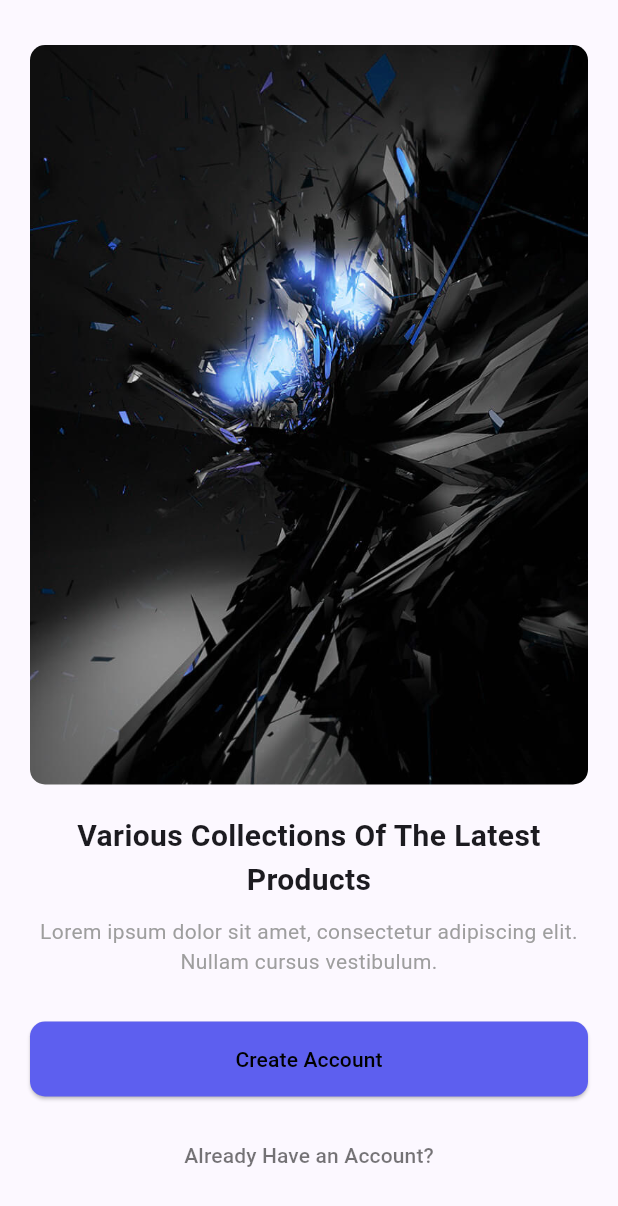
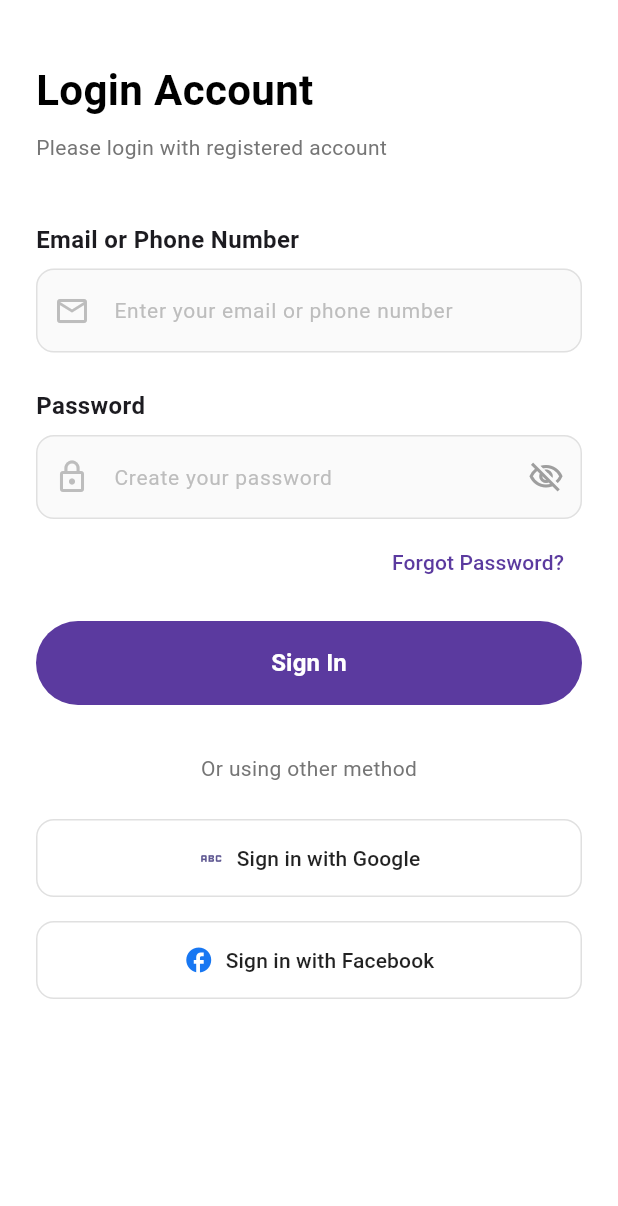
Before and after one commit to Abdullah-Bashaaib/designersplatform, a Flutter app: the screen it shows after launch, after a tap on "Already Have an Account?", on a phone screen of 412 x 824 dp. Shown: the top 1206 px of the screen. Run offline on Flutter 3.47's test engine with Material 3 defaults, Android fonts, the phone set to English and light mode, and no system bars; our stand-ins replace dartz, get, internet_connection_checker; accounts and stored records are empty.

Commit message:
إضافة صفحة تسجيل الدخول مع حقول الإدخال وزر تسجيل الدخول؛ تحسين تصميم حقل النص

```diff
--- /dev/null
+++ b/lib/features/auth/presentation/pages/login_page.dart
@@ -0,0 +1,213 @@
+import 'package:designers_platform/features/auth/presentation/pages/widget/build_text_field.dart';
+import 'package:flutter/material.dart';
+
+class LoginScreen extends StatefulWidget {
+  const LoginScreen({super.key});
+
+  @override
+  State<LoginScreen> createState() => _LoginScreenState();
+}
+
+class _LoginScreenState extends State<LoginScreen> {
+  final TextEditingController _emailController = TextEditingController();
+  final TextEditingController _passwordController = TextEditingController();
+  bool _obscurePassword = true;
+  final _formKey = GlobalKey<FormState>();
+
+  @override
+  void dispose() {
+    _emailController.dispose();
+    _passwordController.dispose();
+    super.dispose();
+  }
+
+  @override
+  Widget build(BuildContext context) {
+    return Scaffold(
+      backgroundColor: Colors.white,
+      body: SafeArea(
+        child: Column(
+          children: [
+            Expanded(
+              child: SingleChildScrollView(
+                padding: const EdgeInsets.symmetric(horizontal: 24.0),
+                child: Form(
+                  key: _formKey,
+                  child: Column(
+                    crossAxisAlignment: CrossAxisAlignment.start,
+                    children: [
+                      const SizedBox(height: 40),
+                      const Text(
+                        'Login Account',
+                        style: TextStyle(
+                          fontSize: 28,
+                          fontWeight: FontWeight.bold,
+                          color: Colors.black,
+                        ),
+                      ),
+                      const SizedBox(height: 8),
+                      Text(
+                        'Please login with registered account',
+                        style: TextStyle(
+                          fontSize: 14,
+                          color: Colors.grey[600],
+                        ),
+                      ),
+                      const SizedBox(height: 40),
+                      BuildTextField(
+                        controller: _emailController,
+                        hintText: 'Enter your email or phone number',
+                        prefixIcon: Icons.email_outlined,
+                        label: 'Email or Phone Number',
+                        keyboardType: TextInputType.emailAddress,
+                      ),
+                      const SizedBox(height: 24),
+                      BuildTextField(
+                        controller: _passwordController,
+                        hintText: 'Create your password',
+                        prefixIcon: Icons.lock_outline,
+                        label: 'Password',
+                        obscureText: _obscurePassword,
+                        suffixIcon: IconButton(
+                          icon: Icon(
+                            _obscurePassword
+                                ? Icons.visibility_off_outlined
+                                : Icons.visibility_outlined,
+                            color: Colors.grey,
+                          ),
+                          onPressed: () {
+                            setState(() {
+                              _obscurePassword = !_obscurePassword;
+                            });
+                          },
+                        ),
+                      ),
+                      const SizedBox(height: 5),
+                      Align(
+                        alignment: Alignment.centerRight,
+                        child: TextButton(
+                          onPressed: () {
+                            // Handle forgot password
+                          },
+                          child: const Text(
+                            'Forgot Password?',
+                            style: TextStyle(
+                              color: Color(0xFF5B3A9F),
+                              fontSize: 14,
+                              fontWeight: FontWeight.w500,
+                            ),
+                          ),
+                        ),
+                      ),
+                      const SizedBox(height: 15),
+                      SizedBox(
+                        width: double.infinity,
+                        height: 56,
+                        child: ElevatedButton(
+                          onPressed: () {
+                            if (_formKey.currentState!.validate()) {}
+                          },
+                          style: ElevatedButton.styleFrom(
+                            backgroundColor: const Color(0xFF5B3A9F),
+                            shape: RoundedRectangleBorder(
+                              borderRadius: BorderRadius.circular(28),
+                            ),
+                            elevation: 0,
+                          ),
+                          child: const Text(
+                            'Sign In',
+                            style: TextStyle(
+                              fontSize: 16,
+                              fontWeight: FontWeight.w600,
+                              color: Colors.white,
+                            ),
+                          ),
+                        ),
+                      ),
+                      const SizedBox(height: 32),
+                      Center(
+                        child: Text(
+                          'Or using other method',
+                          style: TextStyle(
+                            color: Colors.grey[600],
+                            fontSize: 14,
+                          ),
+                        ),
+                      ),
+                      const SizedBox(height: 24),
+                      Row(
+                        children: [
+                          Expanded(
+                            child: OutlinedButton.icon(
+                              onPressed: () {
+                                // Handle Google sign in
+                              },
+                              icon: const Icon(Icons.abc),
+                              // Image.asset(
+                              //   'assets/images/2.png',
+                              //   width: 20,
+                              //   height: 20,
+                              // ),
+                              label: const Text(
+                                'Sign in with Google',
+                                style: TextStyle(
+                                  color: Colors.black87,
+                                  fontSize: 14,
+                                ),
+                              ),
+                              style: OutlinedButton.styleFrom(
+                                padding:
+                                    const EdgeInsets.symmetric(vertical: 16),
+                                side: BorderSide(color: Colors.grey[300]!),
+                                shape: RoundedRectangleBorder(
+                                  borderRadius: BorderRadius.circular(12),
+                                ),
+                              ),
+                            ),
+                          ),
+                        ],
+                      ),
+                      const SizedBox(height: 16),
+                      Row(
+                        children: [
+                          Expanded(
+                            child: OutlinedButton.icon(
+                              onPressed: () {
+                                // Handle Facebook sign in
+                              },
+                              icon: const Icon(
+                                Icons.facebook,
+                                color: Color(0xFF1877F2),
+                                size: 20,
+                              ),
+                              label: const Text(
+                                'Sign in with Facebook',
+                                style: TextStyle(
+                                  color: Colors.black87,
+                                  fontSize: 14,
+                                ),
+                              ),
+                              style: OutlinedButton.styleFrom(
+                                padding:
+                                    const EdgeInsets.symmetric(vertical: 16),
+                                side: BorderSide(color: Colors.grey[300]!),
+                                shape: RoundedRectangleBorder(
+                                  borderRadius: BorderRadius.circular(12),
+                                ),
+                              ),
+                            ),
+                          ),
+                        ],
+                      ),
+                      const SizedBox(height: 40),
+                    ],
+                  ),
+                ),
+              ),
+            ),
+          ],
+        ),
+      ),
+    );
+  }
+}
--- a/lib/features/auth/presentation/pages/signup_page.dart
+++ b/lib/features/auth/presentation/pages/signup_page.dart
@@ -57,7 +57,6 @@ class _CreateAccountScreenState extends State<CreateAccountScreen> {
                   hintText: 'Create your username',
                   prefixIcon: Icons.person_outline,
                   label: 'Username',
-                  obscureText: false,
                 ),
                 const SizedBox(height: 16),
                 BuildTextField(
@@ -66,7 +65,6 @@ class _CreateAccountScreenState extends State<CreateAccountScreen> {
                   prefixIcon: Icons.email_outlined,
                   label: 'Email or Phone Number',
                   keyboardType: TextInputType.emailAddress,
-                  obscureText: false,
                 ),
                 const SizedBox(height: 16),
                 BuildTextField(
--- a/lib/features/auth/presentation/pages/welcome_page.dart
+++ b/lib/features/auth/presentation/pages/welcome_page.dart
@@ -1,3 +1,4 @@
+import 'package:designers_platform/features/auth/presentation/pages/login_page.dart';
 import 'package:designers_platform/features/auth/presentation/pages/signup_page.dart';
 import 'package:flutter/material.dart';
 import 'package:get/get.dart';
@@ -69,7 +70,7 @@ class WelcomePage extends StatelessWidget {
               SizedBox(height: 15.0),
               TextButton(
                 onPressed: () {
-                  // Navigate to login screen
+                  Get.to(LoginScreen());
                 },
                 child: Text(
                   'Already Have an Account?',
--- a/lib/features/auth/presentation/pages/widget/build_text_field.dart
+++ b/lib/features/auth/presentation/pages/widget/build_text_field.dart
@@ -17,7 +17,7 @@ class BuildTextField extends StatefulWidget {
       required this.label,
       this.keyboardType,
       this.suffixIcon,
-      required this.obscureText});
+      this.obscureText = false});
 
   @override
   State<BuildTextField> createState() => _BuildTextFieldState();
@@ -25,8 +25,6 @@ class BuildTextField extends StatefulWidget {
 
 class _BuildTextFieldState extends State<BuildTextField> {
   TextInputType? keyboardType;
-
-  bool obscureText = false;
 
   Widget? suffixIcon;
 
@@ -45,8 +43,8 @@ class _BuildTextFieldState extends State<BuildTextField> {
         const SizedBox(height: 8),
         TextFormField(
           controller: widget.controller,
-          obscureText: obscureText,
-          keyboardType: keyboardType,
+          obscureText: widget.obscureText,
+          keyboardType: widget.keyboardType,
           decoration: InputDecoration(
             hintText: widget.hintText,
             hintStyle: TextStyle(
@@ -57,7 +55,28 @@ class _BuildTextFieldState extends State<BuildTextField> {
               widget.prefixIcon,
               color: Colors.grey[400],
             ),
-            suffixIcon: suffixIcon,
+            contentPadding: const EdgeInsets.symmetric(
+              vertical: 16,
+              horizontal: 16,
+            ),
+            border: OutlineInputBorder(
+              borderRadius: BorderRadius.circular(12),
+              borderSide: BorderSide(color: Colors.grey[300]!),
+            ),
+            enabledBorder: OutlineInputBorder(
+              borderRadius: BorderRadius.circular(12),
+              borderSide: BorderSide(color: Colors.grey[300]!),
+            ),
+            focusedBorder: OutlineInputBorder(
+              borderRadius: BorderRadius.circular(12),
+              borderSide: const BorderSide(
+                color: Color(0xFF5B3A9F),
+                width: 1.5,
+              ),
+            ),
+            filled: true,
+            fillColor: Colors.grey[50],
+            suffixIcon: widget.suffixIcon,
           ),
           validator: (value) {
             if (value == null || value.isEmpty) {
```
